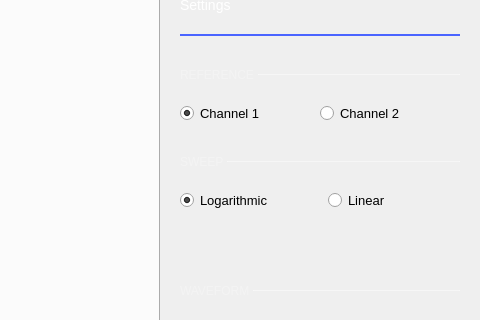
This is ui/network_analyzer.ui in analogdevicesinc/scopy as Qt 5 draws it before an edit; both pictures show x 708 to 1188 and y 124 to 444 of the 1188 by 654 pixel window. The edited form follows.
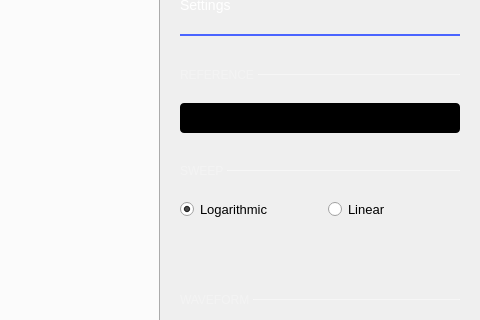
This is the edited form. Icons and pictures are not drawn. Custom widgets are drawn as their Qt base class.

Commit message: NetworkAnalyzer: replaced reference channel radio buttons with a toggle button

```diff
--- a/ui/network_analyzer.ui
+++ b/ui/network_analyzer.ui
@@ -693,40 +693,91 @@
                   </layout>
                  </item>
                  <item>
-                  <layout class="QHBoxLayout" name="horizontalLayout_5">
-                   <property name="spacing">
-                    <number>0</number>
+                  <widget class="adiscope::CustomSwitch" name="btnRefChn">
+                   <property name="styleSheet">
+                    <string notr="true">QPushButton {
+min-height: 30px;
+max-height: 30px;
+min-width: 280px;
+max-width: 280px;
+background-color: black;
+border-radius: 4px;
+}
+
+QPushButton:disabled {
+background-color: qlineargradient(spread:pad, x1:0.5, y1:0, x2:0.501, y2:0, stop:0 #727273, stop:1 #141416);
+}
+
+QWidget#handle {
+min-height: 30px;
+max-height: 30px;
+min-width: 142px;
+max-width: 142px;
+background-color: #4a64ff;
+border-radius: 2px;
+}
+
+QWidget#handle:disabled {
+background-color: #aaaaaa;
+}
+
+QLabel {
+margin-top: 6px;
+background-color: transparent;
+font-size: 16px;
+line-height: 19px;
+}
+
+QLabel#on {
+margin-top: 0px;
+min-height:30px;
+max-height:30px;
+min-width:140px;
+max-width:140px;
+qproperty-alignment: AlignCenter AlignCenter;
+margin-left: 0px;
+color: white;
+}
+
+QLabel#on:disabled {
+color: rgba(255,255,255,102);
+}
+
+QLabel#off {
+margin-top: 0px;
+min-height:30px;
+max-height:30px;
+min-width:140px;
+max-width:140px;
+margin-left: 140px;
+color: white;
+qproperty-alignment: AlignCenter AlignCenter;
+}
+
+QLabel#off:disabled {
+color: rgba(255,255,255,51);
+}
+</string>
                    </property>
-                   <property name="topMargin">
-                    <number>0</number>
+                   <property name="text">
+                    <string/>
                    </property>
-                   <property name="bottomMargin">
-                    <number>0</number>
+                   <property name="checkable">
+                    <bool>true</bool>
                    </property>
-                   <item>
-                    <widget class="QRadioButton" name="refCh1">
-                     <property name="text">
-                      <string>Channel 1</string>
-                     </property>
-                     <property name="checked">
-                      <bool>true</bool>
-                     </property>
-                     <attribute name="buttonGroup">
-                      <string notr="true">buttonGroup_2</string>
-                     </attribute>
-                    </widget>
-                   </item>
-                   <item>
-                    <widget class="QRadioButton" name="refCh2">
-                     <property name="text">
-                      <string>Channel 2</string>
-                     </property>
-                     <attribute name="buttonGroup">
-                      <string notr="true">buttonGroup_2</string>
-                     </attribute>
-                    </widget>
-                   </item>
-                  </layout>
+                   <property name="checked">
+                    <bool>true</bool>
+                   </property>
+                   <property name="leftText" stdset="0">
+                    <string>Channel 1</string>
+                   </property>
+                   <property name="rightText" stdset="0">
+                    <string>Channel 2</string>
+                   </property>
+                   <property name="duration_ms" stdset="0">
+                    <string>0</string>
+                   </property>
+                  </widget>
                  </item>
                  <item>
                   <layout class="QHBoxLayout" name="horizontalLayout_4">
@@ -1322,6 +1373,17 @@
   </layout>
  </widget>
  <customwidgets>
+  <customwidget>
+   <class>adiscope::CustomSwitch</class>
+   <extends>QPushButton</extends>
+   <header>customSwitch.hpp</header>
+  </customwidget>
+  <customwidget>
+   <class>adiscope::PositionSpinButton</class>
+   <extends>QWidget</extends>
+   <header>spinbox_a.hpp</header>
+   <container>1</container>
+  </customwidget>
   <customwidget>
    <class>adiscope::DetachDragZone</class>
    <extends>QWidget</extends>
@@ -1334,12 +1396,6 @@
    <header>menu_anim.hpp</header>
    <container>1</container>
   </customwidget>
-  <customwidget>
-   <class>adiscope::PositionSpinButton</class>
-   <extends>QWidget</extends>
-   <header>spinbox_a.hpp</header>
-   <container>1</container>
-  </customwidget>
   <customwidget>
    <class>adiscope::ScaleSpinButton</class>
    <extends>QWidget</extends>
```
The commit also changes 1 other file.
